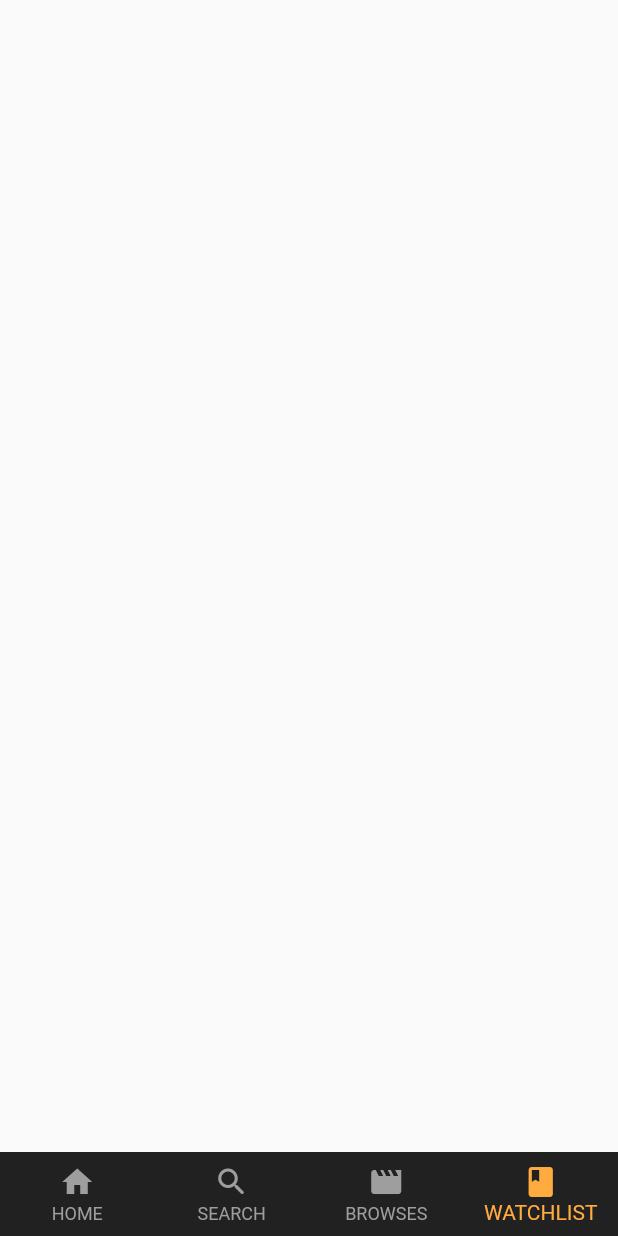
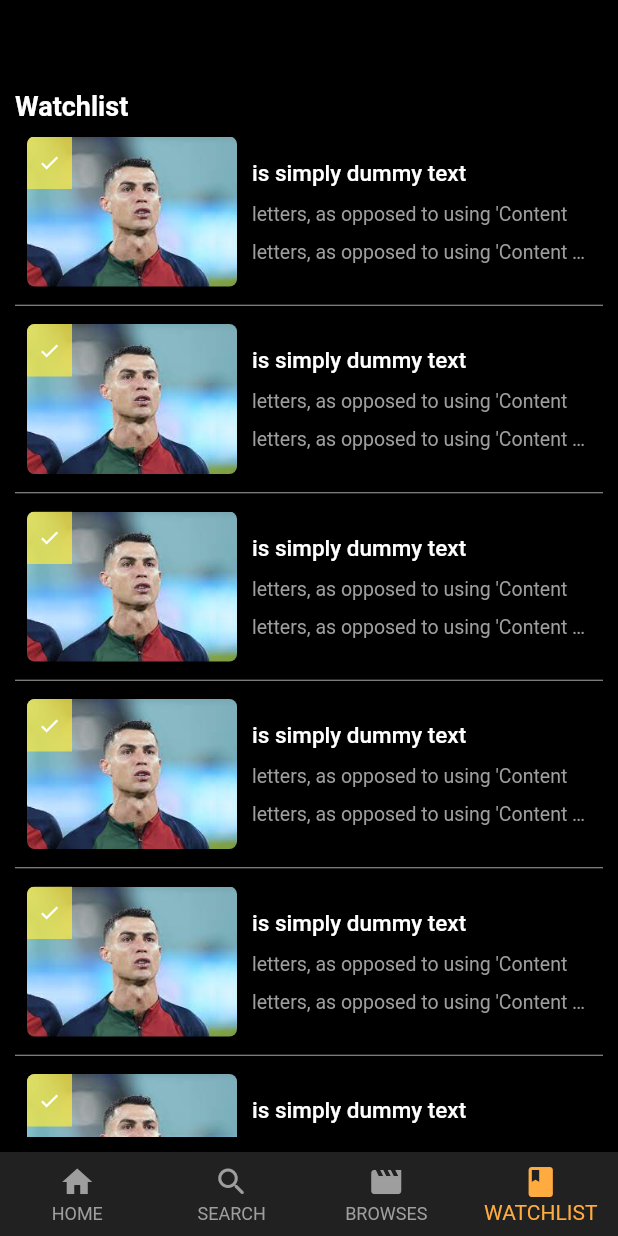
Before and after one commit to mo2555/movie_app_spark, a Flutter app: the screen it shows after launch, item 4 of the bottom bar chosen, on a phone screen of 412 x 824 dp. Run offline on Flutter 3.47's test engine with Material 2 defaults, Android fonts, the phone set to English and light mode, and no system bars.

Commit message:
bottom nav bar screens

```diff
--- a/lib/view/main/main_screen.dart
+++ b/lib/view/main/main_screen.dart
@@ -10,8 +10,8 @@ class MainScreen extends StatelessWidget {
   @override
   Widget build(BuildContext context) {
     return Column(
-      children:  [
-         TopMovieWidget(),
+      children: [
+        TopMovieWidget(),
         Container(
           height: 15,
           color: Colors.black,
@@ -27,7 +27,7 @@ class MainScreen extends StatelessWidget {
             alignment: Alignment.center,
             color: Colors.black,
           ),
-        )
+        ),
       ],
     );
   }
--- a/lib/view/main/widgets/recommended_movie_widget.dart
+++ b/lib/view/main/widgets/recommended_movie_widget.dart
@@ -57,27 +57,27 @@ class RecommendedMovieWidget extends StatelessWidget {
                               mainAxisAlignment: MainAxisAlignment.spaceEvenly,
                               children: [
                                 Row(
-                                  children: [
-                                    Icon(
+                                  children: const [
+                                     Icon(
                                       Icons.star,
                                       color: Colors.deepOrange,
                                       size: 10,
                                     ),
-                                    Text(
+                                     Text(
                                       '7.7',
                                       style: TextStyle(
                                           color: Colors.white, fontSize: 8),
                                     )
                                   ],
                                 ),
-                                Text(
+                                const Text(
                                   'Ronaldo',
                                   style: TextStyle(
                                     color: Colors.white,
                                     fontSize: 10,
                                   ),
                                 ),
-                                Text(
+                                const Text(
                                   '2012 R 75',
                                   style: TextStyle(
                                     color: Colors.white,
--- a/lib/view/main/widgets/top_movie_widget.dart
+++ b/lib/view/main/widgets/top_movie_widget.dart
@@ -28,7 +28,7 @@ class TopMovieWidget extends StatelessWidget {
                   ),
                   child: Column(
                     mainAxisAlignment: MainAxisAlignment.spaceEvenly,
-                    crossAxisAlignment: CrossAxisAlignment.start,
+                    crossAxisAlignment: CrossAxisAlignment.stretch,
                     children: const [
                       Text(
                         'Text1 Text1 Text1 Text1 Text1 Text1 ',
--- a/lib/view/watchlist/watchlist_screen.dart
+++ b/lib/view/watchlist/watchlist_screen.dart
@@ -1,10 +1,33 @@
 import 'package:flutter/material.dart';
+import 'package:movie_app_spark/view/search/widgets/search_list_widget.dart';
+import 'package:movie_app_spark/view/watchlist/widget/watchlist_widget.dart';
 
 class WatchlistScreen extends StatelessWidget {
   const WatchlistScreen({Key? key}) : super(key: key);
 
   @override
   Widget build(BuildContext context) {
-    return Container();
+    return Container(
+      alignment: Alignment.center,
+      color: Colors.black,
+      padding: const EdgeInsets.symmetric(horizontal: 10),
+      child: Column(
+        crossAxisAlignment: CrossAxisAlignment.stretch,
+        children: const [
+          SizedBox(
+            height: 60,
+          ),
+          Text(
+            'Watchlist ',
+            style: TextStyle(
+              color: Colors.white,
+              fontSize: 18,
+              fontWeight: FontWeight.bold,
+            ),
+          ),
+          WatchlistWidget()
+        ],
+      ),
+    );
   }
 }
--- /dev/null
+++ b/lib/view/watchlist/widget/watchlist_widget.dart
@@ -0,0 +1,97 @@
+import 'package:flutter/material.dart';
+
+class WatchlistWidget extends StatelessWidget {
+  const WatchlistWidget({Key? key}) : super(key: key);
+
+  @override
+  Widget build(BuildContext context) {
+    return Expanded(
+      child: Padding(
+        padding: const EdgeInsets.symmetric(
+          vertical: 10.0,
+        ),
+        child: ListView.separated(
+          itemBuilder: (ctx, index) => Container(
+            height: 100,
+            padding: const EdgeInsets.symmetric(horizontal: 8),
+            child: Row(
+              children: [
+                Container(
+                  margin: const EdgeInsets.only(right: 10),
+                  width: 140,
+                  height: 100,
+                  alignment: Alignment.topLeft,
+                  decoration: BoxDecoration(
+                    borderRadius: BorderRadius.circular(5),
+                    image: const DecorationImage(
+                      fit: BoxFit.cover,
+                      image: AssetImage(
+                        'assets/images/ronaldo.png',
+                      ),
+                    ),
+                  ),
+                  clipBehavior: Clip.antiAlias,
+                  child: Container(
+                    height: 35,
+                    width: 30,
+                    color: Colors.yellow.withOpacity(0.7),
+                    child: const Icon(
+                      Icons.check,
+                      color: Colors.white,
+                      size: 15,
+                    ),
+                  ),
+                ),
+                Expanded(
+                  child: Padding(
+                    padding: const EdgeInsets.symmetric(
+                      vertical: 5.0,
+                    ),
+                    child: Column(
+                      crossAxisAlignment: CrossAxisAlignment.stretch,
+                      mainAxisAlignment: MainAxisAlignment.spaceEvenly,
+                      children: const [
+                        Text(
+                          'is simply dummy text ',
+                          style: TextStyle(
+                            color: Colors.white,
+                            fontSize: 15,
+                            fontWeight: FontWeight.w500,
+                          ),
+                          maxLines: 1,
+                        ),
+                        Text(
+                          "letters, as opposed to using 'Content here, content here', making it look l",
+                          style: TextStyle(
+                            color: Colors.grey,
+                            fontSize: 13,
+                          ),
+                          maxLines: 1,
+                        ),
+                        Text(
+                          "letters, as opposed to using 'Content here, content here', making it look l",
+                          style: TextStyle(
+                            color: Colors.grey,
+                            fontSize: 13,
+                          ),
+                          maxLines: 1,
+                          overflow: TextOverflow.ellipsis,
+                        ),
+                      ],
+                    ),
+                  ),
+                ),
+              ],
+            ),
+          ),
+          separatorBuilder: (ctx, index) => const Divider(
+            color: Colors.grey,
+            height: 25,
+            thickness: 0.7,
+          ),
+          itemCount: 10,
+        ),
+      ),
+    );
+  }
+}
```
Also changed, not shown: lib/view/browses/broswes_screen.dart (+24 -1 lines), lib/view/browses/widget/browses_list_widget.dart (added, +47 -0 lines), lib/view/search/search_screen.dart (+40 -1 lines), lib/view/search/widgets/search_list_widget.dart (added, +79 -0 lines).
